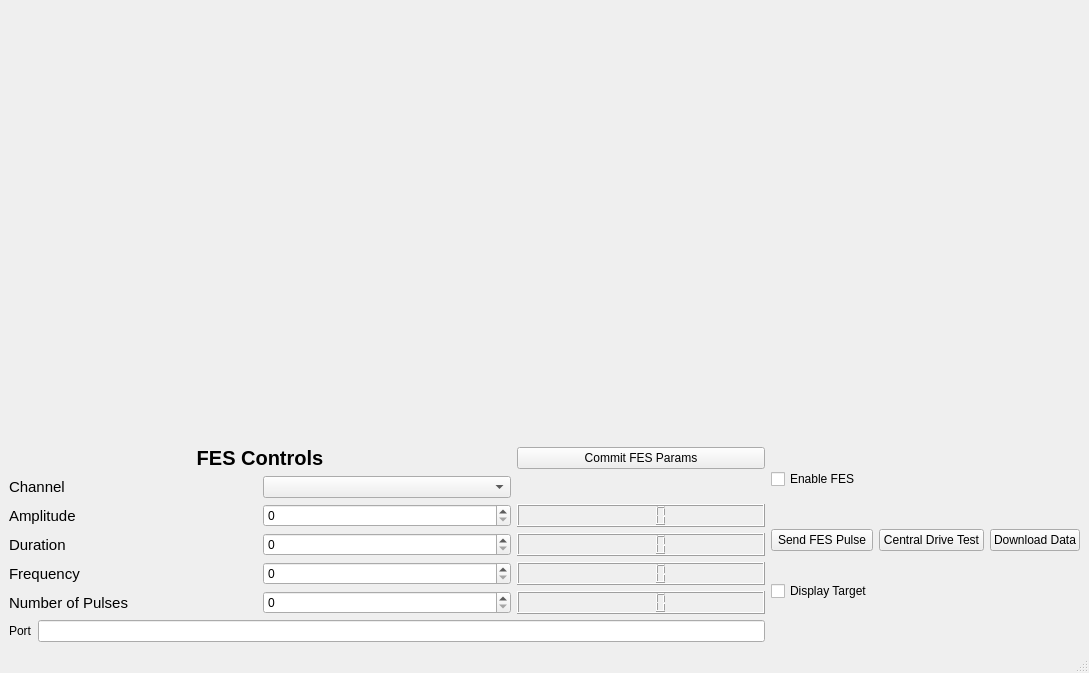
The window that resources/_CD_GUI_Main_Formed.ui (jontalvarez/central-drive) describes before a commit, drawn with Qt 5.
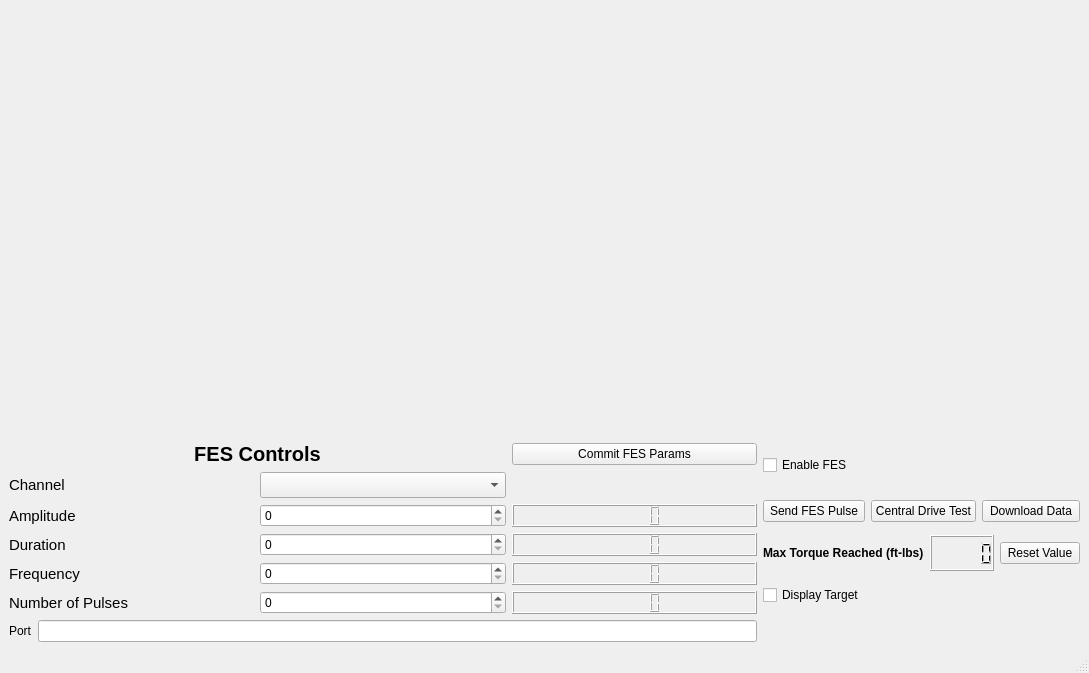
The same window after the commit.

Commit message:
GUI Update with Max Torque Reached LCD
Added a new LCD panel to the Main and Test GUI that displays the max torque reached during that session. Can reset with associated push button.

```diff
--- a/resources/_CD_GUI_Main_Formed.ui
+++ b/resources/_CD_GUI_Main_Formed.ui
@@ -24,7 +24,7 @@
       </item>
      </layout>
     </item>
-    <item row="1" column="0" rowspan="3">
+    <item row="1" column="0" rowspan="4">
      <layout class="QGridLayout" name="gridLayout">
       <item row="0" column="0" colspan="2">
        <widget class="QLabel" name="label_3">
@@ -135,7 +135,7 @@
        <widget class="QComboBox" name="channel_cb">
         <property name="font">
          <font>
-          <pointsize>8</pointsize>
+          <pointsize>11</pointsize>
          </font>
         </property>
         <property name="placeholderText">
@@ -189,14 +189,41 @@
       </property>
      </widget>
     </item>
-    <item row="3" column="1">
+    <item row="3" column="1" colspan="3">
+     <layout class="QHBoxLayout" name="horizontalLayout_3">
+      <item>
+       <widget class="QLabel" name="label_8">
+        <property name="font">
+         <font>
+          <weight>75</weight>
+          <bold>true</bold>
+         </font>
+        </property>
+        <property name="text">
+         <string>Max Torque Reached (ft-lbs)</string>
+        </property>
+       </widget>
+      </item>
+      <item>
+       <widget class="QLCDNumber" name="maxTorque_lcd"/>
+      </item>
+      <item>
+       <widget class="QPushButton" name="maxTorqueReset_pb">
+        <property name="text">
+         <string>Reset Value</string>
+        </property>
+       </widget>
+      </item>
+     </layout>
+    </item>
+    <item row="4" column="1">
      <widget class="QCheckBox" name="target_cb">
       <property name="text">
        <string>Display Target</string>
       </property>
      </widget>
     </item>
-    <item row="4" column="0">
+    <item row="5" column="0">
      <layout class="QHBoxLayout" name="horizontalLayout_2">
       <item>
        <widget class="QLabel" name="label_4">
```
The commit also changes 9 other files.
